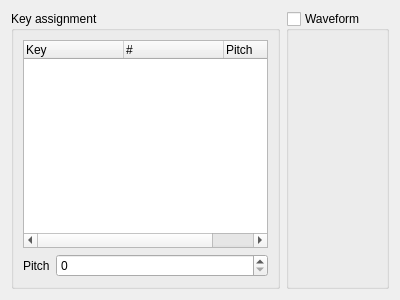
Above: BambooTracker/gui/instrument_editor/instrument_editor_drumkit_form.ui from BambooTracker/BambooTracker before the change. Below: the same form after it.
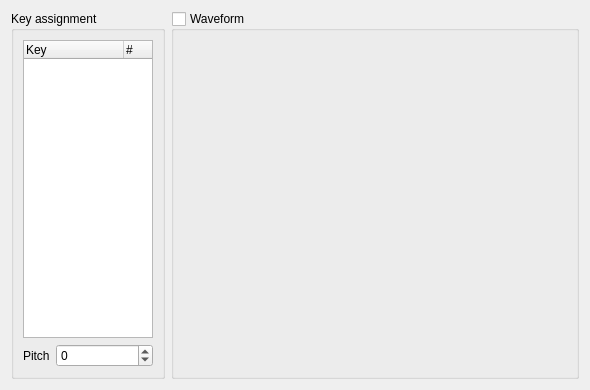
That is the form after the change. Custom widgets are drawn as their Qt base class.

Commit message:
Add drumkit class
Implement some functions in drumkit editor

Patch:
```diff
--- a/BambooTracker/gui/instrument_editor/instrument_editor_drumkit_form.ui
+++ b/BambooTracker/gui/instrument_editor/instrument_editor_drumkit_form.ui
@@ -6,8 +6,8 @@
    <rect>
     <x>0</x>
     <y>0</y>
-    <width>400</width>
-    <height>300</height>
+    <width>590</width>
+    <height>390</height>
    </rect>
   </property>
   <property name="windowTitle">
@@ -22,12 +22,36 @@
      <layout class="QVBoxLayout" name="verticalLayout">
       <item>
        <widget class="QTreeWidget" name="keyTreeWidget">
+        <property name="sizePolicy">
+         <sizepolicy hsizetype="Fixed" vsizetype="Expanding">
+          <horstretch>0</horstretch>
+          <verstretch>0</verstretch>
+         </sizepolicy>
+        </property>
+        <property name="minimumSize">
+         <size>
+          <width>130</width>
+          <height>0</height>
+         </size>
+        </property>
+        <property name="maximumSize">
+         <size>
+          <width>130</width>
+          <height>16777215</height>
+         </size>
+        </property>
+        <property name="horizontalScrollBarPolicy">
+         <enum>Qt::ScrollBarAlwaysOff</enum>
+        </property>
         <property name="rootIsDecorated">
          <bool>false</bool>
         </property>
         <property name="uniformRowHeights">
          <bool>true</bool>
         </property>
+        <attribute name="headerStretchLastSection">
+         <bool>false</bool>
+        </attribute>
         <column>
          <property name="text">
           <string>Key</string>
@@ -55,7 +79,14 @@
          </widget>
         </item>
         <item row="0" column="1">
-         <widget class="QSpinBox" name="pitshSpinBox"/>
+         <widget class="QSpinBox" name="pitshSpinBox">
+          <property name="minimum">
+           <number>-95</number>
+          </property>
+          <property name="maximum">
+           <number>95</number>
+          </property>
+         </widget>
         </item>
        </layout>
       </item>
@@ -75,7 +106,14 @@
      </property>
      <layout class="QHBoxLayout" name="horizontalLayout_2">
       <item>
-       <widget class="ADPCMWaveformEditor" name="waveEditor" native="true"/>
+       <widget class="ADPCMWaveformEditor" name="waveEditor" native="true">
+        <property name="sizePolicy">
+         <sizepolicy hsizetype="Expanding" vsizetype="Preferred">
+          <horstretch>0</horstretch>
+          <verstretch>0</verstretch>
+         </sizepolicy>
+        </property>
+       </widget>
       </item>
      </layout>
     </widget>
```
The commit also changes 34 other files.
